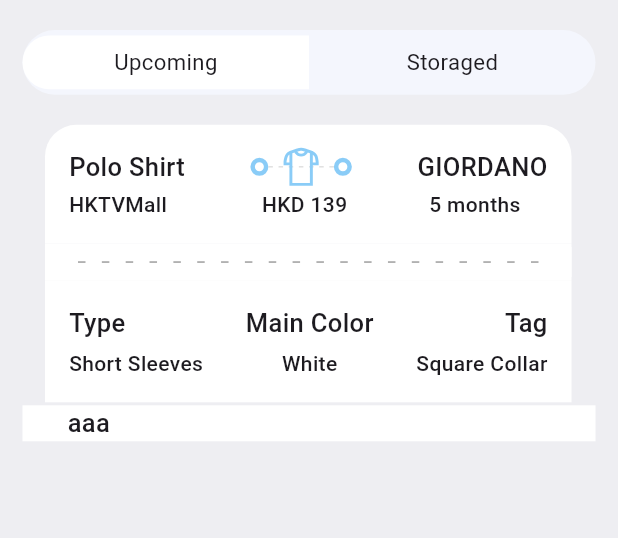
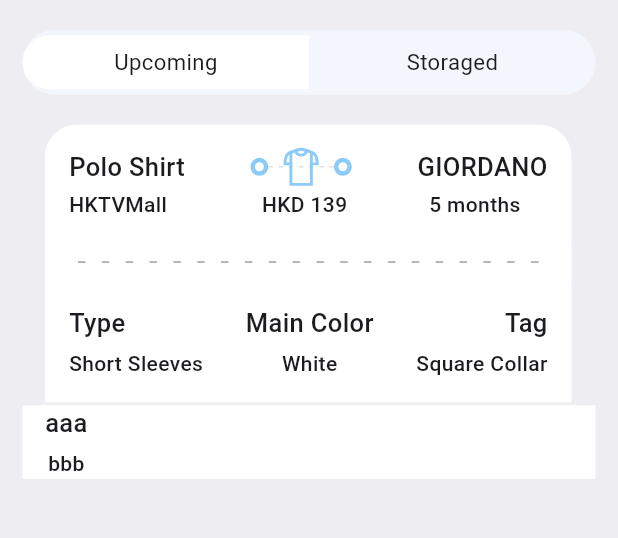
Before and after one commit to MrPeterJin/Road-to-Fullstack, a Flutter app: the OutfitScreen screen opened directly, on a phone screen of 412 x 824 dp, the part 168-706 px from its top. Run offline on Flutter 3.47's test engine with Material 2 defaults, Android fonts, the phone set to English and light mode, and no system bars; our stand-ins replace fluentui_system_icons, gap, get, line_icons.

Commit message:
Misc Update #7

```diff
--- a/lib/screens/outfit_screen.dart
+++ b/lib/screens/outfit_screen.dart
@@ -38,13 +38,18 @@
               ),
             ),
             Container(
-              padding: EdgeInsets.symmetric(horizontal: 30),
+              padding:
+                  EdgeInsets.symmetric(horizontal: AppLayout.getHeight(15)),
               color: Colors.white,
               child: Column(children: [
                 Row(
                   children: [
                     Column(
-                      children: [Text("aaa", style: Styles.headLineStyle3)],
+                      children: [
+                        Text("aaa", style: Styles.headLineStyle3),
+                        Gap(AppLayout.getHeight(5)),
+                        Text("bbb", style: Styles.headLineStyle4)
+                      ],
                     )
                   ],
                 )
```
